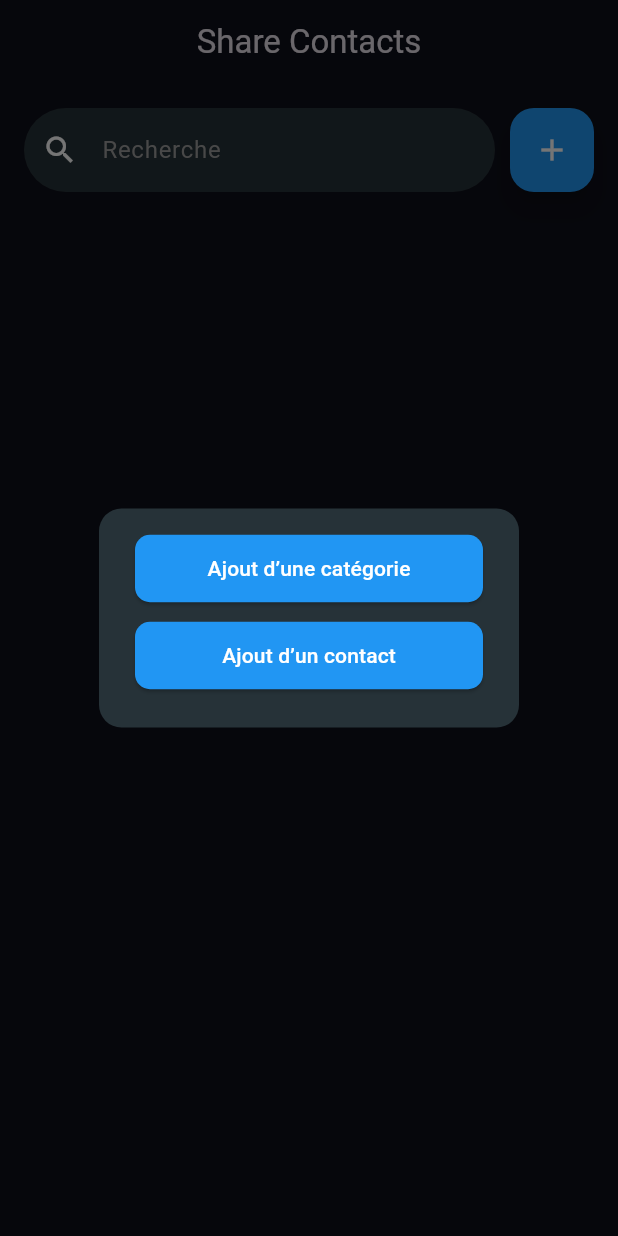
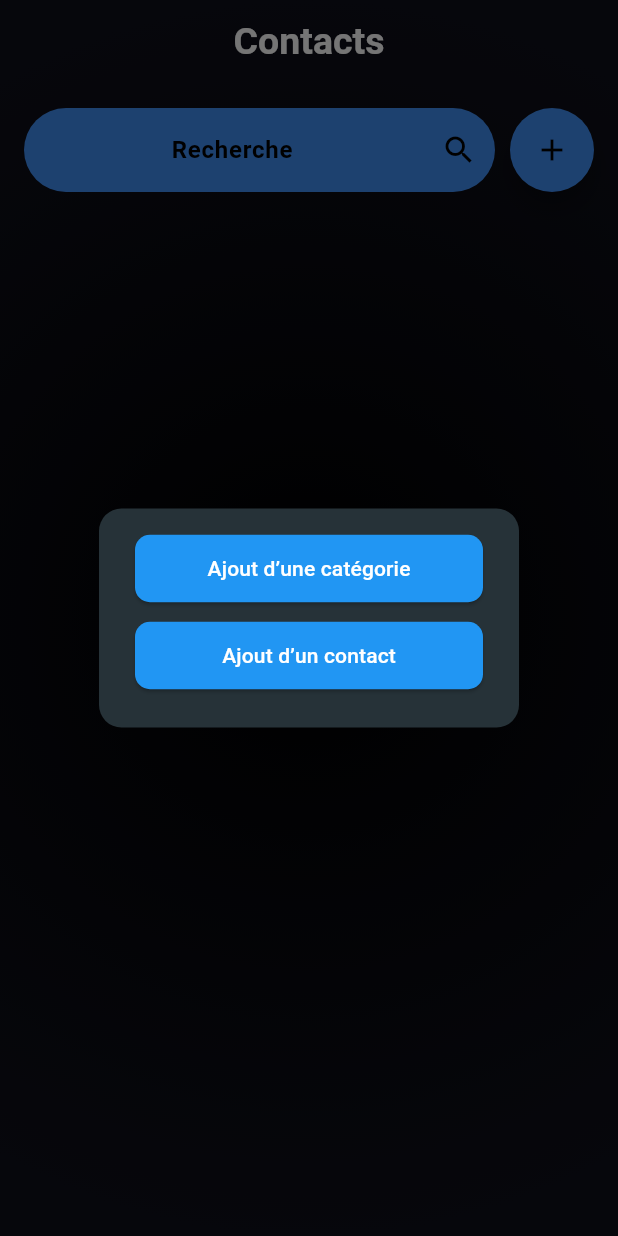
Before and after one commit to thibaultpkahn/RelayMe, a Flutter app: the screen it shows after launch, after a tap on the "add" icon, on a phone screen of 412 x 824 dp. Run offline on Flutter 3.47's test engine with Material 3 defaults, Android fonts, the phone set to English and light mode, and no system bars; our stand-ins replace cloud_firestore, firebase_core; accounts and stored records are empty.

Commit message:
Finition du front de la home page

```diff
--- a/lib/screens/home_screen.dart
+++ b/lib/screens/home_screen.dart
@@ -1,5 +1,6 @@
 import 'package:flutter/material.dart';
 import 'package:cloud_firestore/cloud_firestore.dart';
+import 'package:relay_me/theme/colors.dart';
 import '../controllers/home_controller.dart';
 import 'contact_detail_screen.dart';
 
@@ -17,14 +18,29 @@ class _HomeScreenState extends State<HomeScreen> {
   @override
   Widget build(BuildContext context) {
     return Scaffold(
-      backgroundColor: const Color(0xFF0E0F1A),
+      backgroundColor: Colors.transparent,
+      extendBodyBehindAppBar: true,
       appBar: AppBar(
         backgroundColor: Colors.transparent,
         elevation: 0,
-        title: const Text("Share Contacts"),
+        title: const Text("Contacts",
+            style: TextStyle(color: AppColors.title, fontWeight: FontWeight.bold, fontSize: 25)),
         centerTitle: true,
       ),
-      body: Padding(
+      body: Container(
+        decoration: const BoxDecoration(
+          gradient: RadialGradient(
+            center: Alignment.center, // Centre du gradient
+            radius: 1.0, // Étendue du gradient (ajuste selon l'effet désiré)
+            colors: [
+              Colors.black, // Noir au centre
+              AppColors.background, // Bleu très foncé sur les bords
+            ],
+            stops: [0.0, 1.0], // Transition entre les couleurs
+          ),
+        ),
+        child: SafeArea( // Ajout de SafeArea pour respecter la barre de statut
+          child:Padding(
             padding: const EdgeInsets.all(16.0),
             child: Column(
               children: [
@@ -33,13 +49,14 @@ class _HomeScreenState extends State<HomeScreen> {
                   children: [
                     Expanded(
                       child: TextField(
-                    style: const TextStyle(color: Colors.white),
+                        style: const TextStyle(color: AppColors.blackText),
+                        textAlign: TextAlign.center,
                         decoration: InputDecoration(
                           filled: true,
-                      fillColor: Colors.blueGrey[900],
+                          fillColor: AppColors.primary,
                           hintText: "Recherche",
-                      hintStyle: const TextStyle(color: Colors.grey),
-                      prefixIcon: const Icon(Icons.search, color: Colors.white),
+                          hintStyle: const TextStyle(color: AppColors.blackText, fontWeight: FontWeight.bold),
+                          suffixIcon: const Icon(Icons.search, color: AppColors.blackText),
                           border: OutlineInputBorder(
                             borderRadius: BorderRadius.circular(30),
                             borderSide: BorderSide.none,
@@ -55,8 +72,9 @@ class _HomeScreenState extends State<HomeScreen> {
                     const SizedBox(width: 10),
                     FloatingActionButton(
                       onPressed: () => controller.showPopupMenu(context,setState),
-                  backgroundColor: Colors.blue,
-                  child: const Icon(Icons.add, color: Colors.white),
+                      backgroundColor: AppColors.primary,
+                      shape: const CircleBorder(),
+                      child: const Icon(Icons.add, color: Colors.black),
                     ),
                   ],
                 ),
@@ -138,6 +156,8 @@ class _HomeScreenState extends State<HomeScreen> {
               ],
             ),
           ),
+        ),
+      ),
     );
   }
 }
@@ -164,9 +184,9 @@ class ContactCard extends StatelessWidget {
         margin: const EdgeInsets.symmetric(horizontal: 8),
         padding: const EdgeInsets.all(10),
         decoration: BoxDecoration(
-          color: Colors.blueGrey[900],
+          color: AppColors.background,
           borderRadius: BorderRadius.circular(15),
-          border: Border.all(color: Colors.blue, width: 1),
+          border: Border.all(color: AppColors.primary, width: 1),
         ),
         child: Column(
           mainAxisAlignment: MainAxisAlignment.center,
```
Lines whose indentation alone changed are shown as unchanged.
